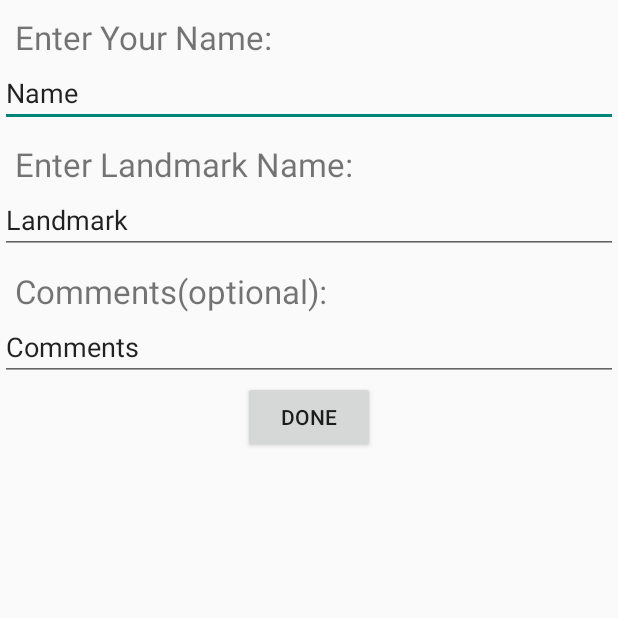
After one commit to bragatheesh/PictoCache-1, an Android app: the InformationScreen screen opened directly, with no data from a screen before it, on a phone screen of 412 x 824 dp, the top half of it. The commit adds this screen. Run offline under Robolectric (Android 15) with nearby library versions, the phone set to English and light mode, and no system bars; 5 statements that could not run were skipped.

Commit message:
Added File Stuff
Added FIle stuff

```diff
--- a/PictoCache/app/src/main/AndroidManifest.xml
+++ b/PictoCache/app/src/main/AndroidManifest.xml
@@ -27,6 +27,10 @@
             android:name=".MainActivity"
             android:label="MainActivity">
         </activity>
+        <activity
+            android:name="com.ece150.bw.ece150251homework2.InformationScreen"
+            android:label="InformationScreen">
+        </activity>
     </application>
 
 </manifest>
--- /dev/null
+++ b/PictoCache/app/src/main/res/layout/information_screen.xml
@@ -0,0 +1,70 @@
+<?xml version="1.0" encoding="utf-8"?>
+<LinearLayout xmlns:android="http://schemas.android.com/apk/res/android"
+    android:orientation="vertical" android:layout_width="match_parent"
+    android:layout_height="match_parent">
+
+    <TextView
+        android:layout_width="wrap_content"
+        android:layout_height="wrap_content"
+        android:text="Enter Your Name:"
+        android:id="@+id/textView"
+        android:layout_marginTop="10dp"
+        android:layout_marginLeft="10dp"
+        android:layout_marginStart="10dp"
+        android:layout_alignParentTop="true"
+        android:layout_alignParentLeft="true"
+        android:layout_alignParentStart="true"
+        android:textSize="10pt" />
+
+    <EditText
+        android:layout_width="match_parent"
+        android:layout_height="wrap_content"
+        android:id="@+id/edit_name"
+        android:text="Name" />
+
+    <TextView
+        android:layout_width="wrap_content"
+        android:layout_height="wrap_content"
+        android:text="Enter Landmark Name:"
+        android:id="@+id/textView2"
+        android:layout_marginTop="10dp"
+        android:layout_marginLeft="10dp"
+        android:layout_marginStart="10dp"
+        android:layout_alignParentTop="true"
+        android:layout_alignParentLeft="true"
+        android:layout_alignParentStart="true"
+        android:textSize="10pt" />
+
+    <EditText
+        android:layout_width="match_parent"
+        android:layout_height="wrap_content"
+        android:id="@+id/edit_landmark"
+        android:text="Landmark" />
+
+    <TextView
+        android:layout_width="wrap_content"
+        android:layout_height="wrap_content"
+        android:text="Comments(optional):"
+        android:id="@+id/textView3"
+        android:layout_marginTop="10dp"
+        android:layout_marginLeft="10dp"
+        android:layout_marginStart="10dp"
+        android:layout_alignParentTop="true"
+        android:layout_alignParentLeft="true"
+        android:layout_alignParentStart="true"
+        android:textSize="10pt" />
+
+    <EditText
+        android:layout_width="match_parent"
+        android:layout_height="wrap_content"
+        android:id="@+id/edit_comments"
+        android:text="Comments" />
+
+    <Button
+        android:layout_width="wrap_content"
+        android:layout_height="wrap_content"
+        android:text="Done"
+        android:id="@+id/button_done"
+        android:layout_gravity="center_horizontal" />
+
+</LinearLayout>
```
Also changed, not shown: PictoCache/app/src/main/java/com/ece150/bw/ece150251homework2/InformationScreen.java (added, +39 -0 lines), PictoCache/app/src/main/java/com/ece150/bw/ece150251homework2/MainActivity.java (+9 -2 lines).
